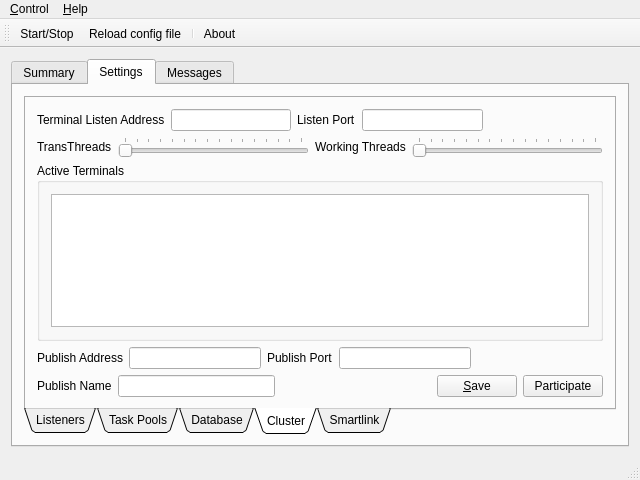
Old version of the form ZoomPipeline_FuncSvr/zpmainframe.ui in the repository ChowZenki/zpserver.
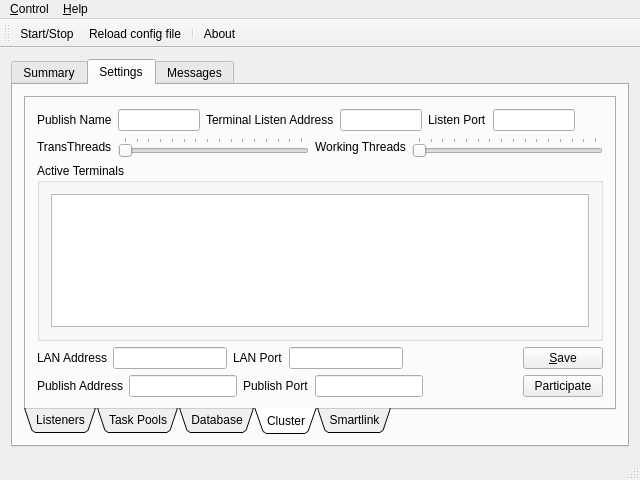
New version of the form. The open tabs and pages were chosen to show the change. Icons and pictures are not drawn.

What changed in the file:
```diff
--- a/ZoomPipeline_FuncSvr/zpmainframe.ui
+++ b/ZoomPipeline_FuncSvr/zpmainframe.ui
@@ -525,6 +525,16 @@
            <layout class="QVBoxLayout" name="verticalLayout_6">
             <item>
              <layout class="QHBoxLayout" name="horizontalLayout_12">
+              <item>
+               <widget class="QLabel" name="label_23">
+                <property name="text">
+                 <string>Publish Name</string>
+                </property>
+               </widget>
+              </item>
+              <item>
+               <widget class="QLineEdit" name="lineEdit_cluster_pub_name"/>
+              </item>
               <item>
                <widget class="QLabel" name="label_20">
                 <property name="text">
@@ -545,6 +555,19 @@
               <item>
                <widget class="QLineEdit" name="lineEdit_cluster_term_port"/>
               </item>
+              <item>
+               <spacer name="horizontalSpacer_10">
+                <property name="orientation">
+                 <enum>Qt::Horizontal</enum>
+                </property>
+                <property name="sizeHint" stdset="0">
+                 <size>
+                  <width>40</width>
+                  <height>20</height>
+                 </size>
+                </property>
+               </spacer>
+              </item>
               <item>
                <spacer name="horizontalSpacer_6">
                 <property name="orientation">
@@ -637,6 +660,50 @@
               <item>
                <widget class="QLabel" name="label_21">
                 <property name="text">
+                 <string>LAN Address</string>
+                </property>
+               </widget>
+              </item>
+              <item>
+               <widget class="QLineEdit" name="lineEdit_cluster_LAN_Addr"/>
+              </item>
+              <item>
+               <widget class="QLabel" name="label_22">
+                <property name="text">
+                 <string>LAN Port</string>
+                </property>
+               </widget>
+              </item>
+              <item>
+               <widget class="QLineEdit" name="lineEdit_cluster_LAN_Port"/>
+              </item>
+              <item>
+               <spacer name="horizontalSpacer_7">
+                <property name="orientation">
+                 <enum>Qt::Horizontal</enum>
+                </property>
+                <property name="sizeHint" stdset="0">
+                 <size>
+                  <width>40</width>
+                  <height>20</height>
+                 </size>
+                </property>
+               </spacer>
+              </item>
+              <item>
+               <widget class="QPushButton" name="pushButton_cluster_apply">
+                <property name="text">
+                 <string>&amp;Save</string>
+                </property>
+               </widget>
+              </item>
+             </layout>
+            </item>
+            <item>
+             <layout class="QHBoxLayout" name="horizontalLayout_17">
+              <item>
+               <widget class="QLabel" name="label_27">
+                <property name="text">
                  <string>Publish Address</string>
                 </property>
                </widget>
@@ -645,7 +712,7 @@
                <widget class="QLineEdit" name="lineEdit_cluster_pub_Addr"/>
               </item>
               <item>
-               <widget class="QLabel" name="label_22">
+               <widget class="QLabel" name="label_26">
                 <property name="text">
                  <string>Publish Port</string>
                 </property>
@@ -655,33 +722,6 @@
                <widget class="QLineEdit" name="lineEdit_cluster_pub_Port"/>
               </item>
               <item>
-               <spacer name="horizontalSpacer_7">
-                <property name="orientation">
-                 <enum>Qt::Horizontal</enum>
-                </property>
-                <property name="sizeHint" stdset="0">
-                 <size>
-                  <width>40</width>
-                  <height>20</height>
-                 </size>
-                </property>
-               </spacer>
-              </item>
-             </layout>
-            </item>
-            <item>
-             <layout class="QHBoxLayout" name="horizontalLayout_17">
-              <item>
-               <widget class="QLabel" name="label_23">
-                <property name="text">
-                 <string>Publish Name</string>
-                </property>
-               </widget>
-              </item>
-              <item>
-               <widget class="QLineEdit" name="lineEdit_cluster_pub_name"/>
-              </item>
-              <item>
                <spacer name="horizontalSpacer_9">
                 <property name="orientation">
                  <enum>Qt::Horizontal</enum>
@@ -694,13 +734,6 @@
                 </property>
                </spacer>
               </item>
-              <item>
-               <widget class="QPushButton" name="pushButton_cluster_apply">
-                <property name="text">
-                 <string>&amp;Save</string>
-                </property>
-               </widget>
-              </item>
               <item>
                <widget class="QPushButton" name="pushButton_join">
                 <property name="text">
```
Left out of the diff: 27 changed lines with no effect on the pictures.
